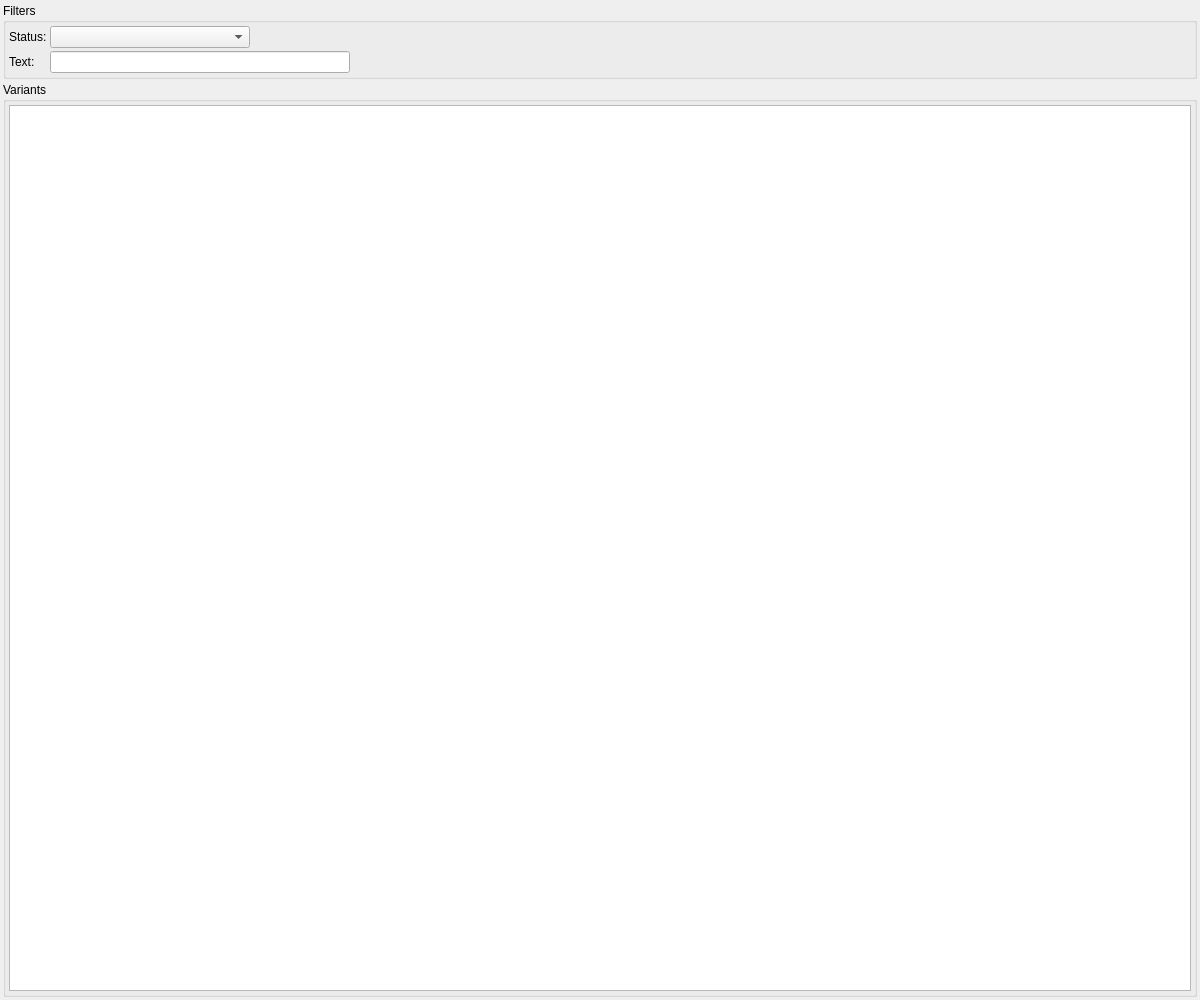
First picture: the form in src/GSvar/VariantValidationWidget.ui, repository imgag/ngs-bits, before the edit.
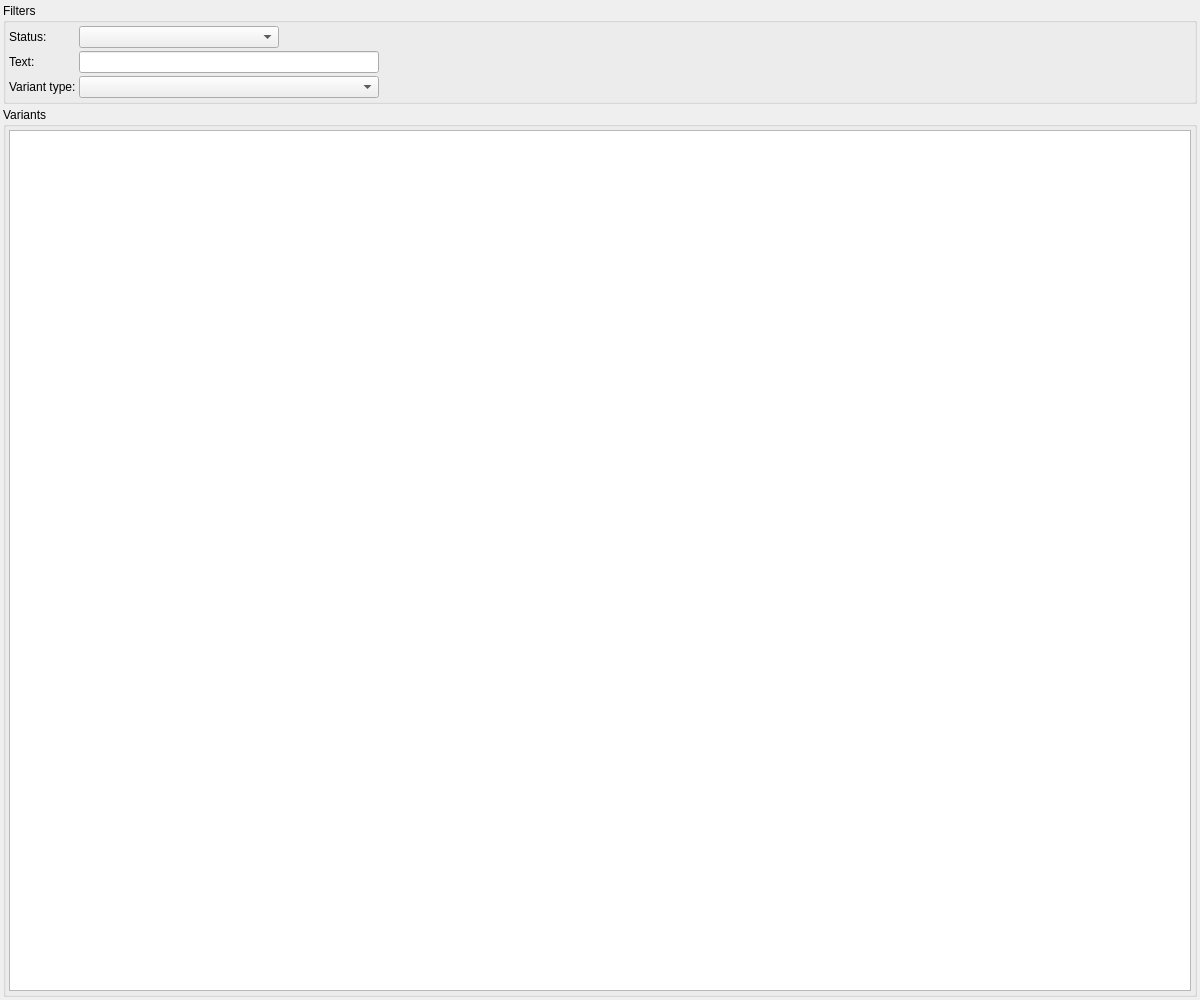
Second picture: the form after the edit. Custom widgets are drawn as their Qt base class.

The edit to the form file:
```diff
--- a/src/GSvar/VariantValidationWidget.ui
+++ b/src/GSvar/VariantValidationWidget.ui
@@ -113,6 +113,37 @@
           </property>
          </widget>
         </item>
+        <item row="2" column="0">
+         <widget class="QLabel" name="label_3">
+          <property name="text">
+           <string>Variant type:</string>
+          </property>
+         </widget>
+        </item>
+        <item row="2" column="1">
+         <widget class="QComboBox" name="cb_var_type">
+          <item>
+           <property name="text">
+            <string/>
+           </property>
+          </item>
+          <item>
+           <property name="text">
+            <string>SNV_INDEL</string>
+           </property>
+          </item>
+          <item>
+           <property name="text">
+            <string>CNV</string>
+           </property>
+          </item>
+          <item>
+           <property name="text">
+            <string>SV</string>
+           </property>
+          </item>
+         </widget>
+        </item>
        </layout>
       </item>
       <item>
```
